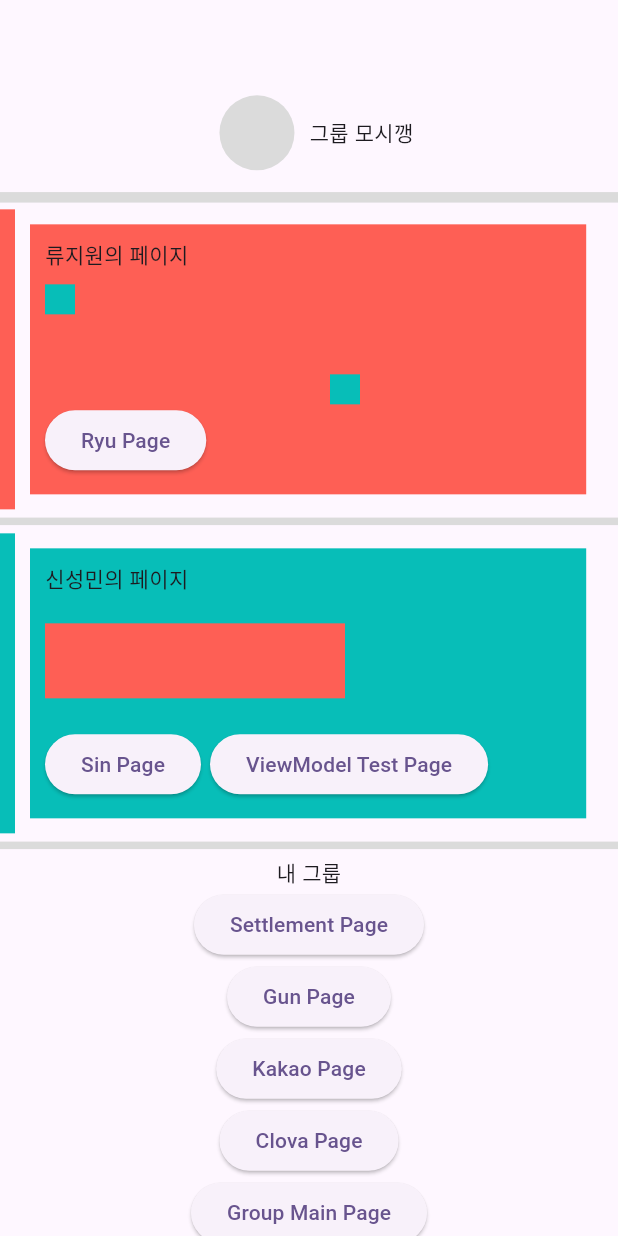
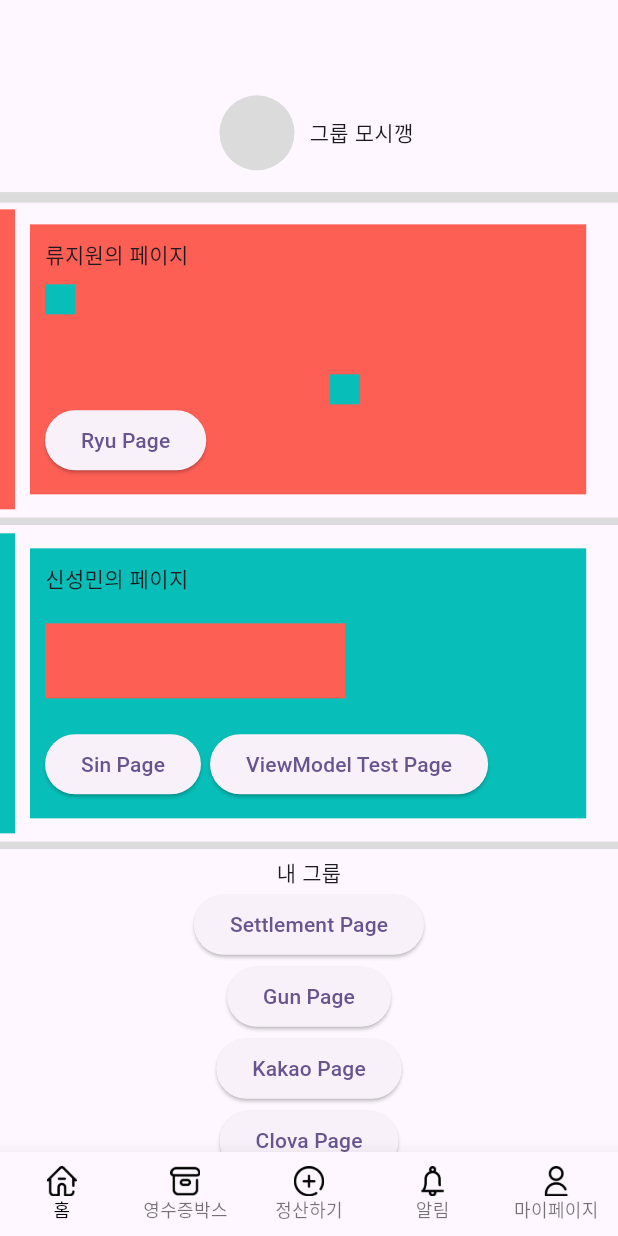
Before and after one commit to UmWooNeAh/GroupSettlement2, a Flutter app: the screen it shows after launch, on a phone screen of 412 x 824 dp. Run offline on Flutter 3.47's test engine with Material 2 defaults, Android fonts, the phone set to English and light mode, and no system bars; drawn by our look-alikes of flutter_slidable; our stand-ins replace cloud_firestore, firebase_core, firebase_messaging, flutter_local_notifications, flutter_riverpod, flutter_svg and 3 more; missing offline and left inert: kakao_flutter_sdk, kakao_flutter_sdk_user, wolt_modal_sheet; accounts and stored records are empty; project files that could hold a hidden picture were left out.

Commit message:
Feat: CreateNewSettlementPage
새 정산 만들기 페이지 생성 및 BottomNavigationBar 프로토타입 완성

```diff
--- a/lib/main.dart
+++ b/lib/main.dart
@@ -2,6 +2,8 @@ import 'dart:collection';
 import 'dart:io';
 import 'package:flutter/material.dart';
 import 'package:firebase_core/firebase_core.dart';
+import 'package:groupsettlement2/view/create_new_settlement.dart';
+import 'package:groupsettlement2/view/edit_receipt.dart';
 import 'package:groupsettlement2/view/groupMainPage.dart';
 import 'package:groupsettlement2/view/settlementDetailPage.dart';
 import 'package:groupsettlement2/class/class_settlement.dart';
@@ -102,6 +104,19 @@ final GoRouter _router = GoRouter(
             builder: (context, state) {
               return const settlementDetailPage();
             }),
+        GoRoute(
+            path: 'CreateNewSettlementPage',
+            builder: (context, state) {
+              return const CreateNewSettlement();
+            },
+            routes: [
+              GoRoute(
+                path: 'EditReceiptPage',
+                builder: (context, state) {
+                  return const EditReceiptPage();
+                },
+              ),
+            ]),
         GoRoute(
           path: "SettlementPage",
           builder: (context, state) {
--- a/lib/view/MainPage.dart
+++ b/lib/view/MainPage.dart
@@ -2,6 +2,7 @@ import 'package:flutter/cupertino.dart';
 import 'package:flutter/material.dart';
 import 'package:flutter_slidable/flutter_slidable.dart';
 import 'package:go_router/go_router.dart';
+import 'package:groupsettlement2/view/shared_basic_widget.dart';
 
 import '../design_element.dart';
 
@@ -18,7 +19,8 @@ class _MainPageState extends State<MainPage> {
     final Size size = MediaQuery.of(context).size;
 
     return Scaffold(
-      body: Column(
+      body: SingleChildScrollView(
+        child: Column(
           children: [
             Container(
               height: size.height * 0.065,
@@ -148,16 +150,18 @@ class _MainPageState extends State<MainPage> {
                       ),
                     ),
                     Positioned(
-                    top: 120, left: 120,
+                      top: 120,
+                      left: 120,
                       child: ElevatedButton(
-                      child: Text("ViewModel Test Page"),
-                      onPressed: (){
+                        child: const Text("ViewModel Test Page"),
+                        onPressed: () {
                           context.push("/VMTestPage");
                         },
                       ),
                     ),
                     Positioned(
-                    top: 50, left: 10,
+                      top: 50,
+                      left: 10,
                       child: Slidable(
                         key: const ValueKey(0),
                         startActionPane: ActionPane(
@@ -205,20 +209,20 @@ class _MainPageState extends State<MainPage> {
                   },
                 ),
                 ElevatedButton(
-                child: Text("Kakao Page"),
-                onPressed: (){
+                  child: const Text("Kakao Page"),
+                  onPressed: () {
                     context.push("/kakaoLoginPage");
                   },
                 ),
                 ElevatedButton(
-                child: Text("Clova Page"),
-                onPressed: (){
+                  child: const Text("Clova Page"),
+                  onPressed: () {
                     context.push("/clovaPage");
                   },
                 ),
                 ElevatedButton(
-                child: Text("Group Main Page"),
-                onPressed: (){
+                  child: const Text("Group Main Page"),
+                  onPressed: () {
                     context.push("/groupMainPage");
                   },
                 ),
@@ -226,6 +230,8 @@ class _MainPageState extends State<MainPage> {
             ),
           ],
         ),
+      ),
+      bottomNavigationBar: const CustomBottomNavigationBar(),
     );
   }
 }
--- a/lib/view/settlement_page.dart
+++ b/lib/view/settlement_page.dart
@@ -620,7 +620,7 @@ class _SettlementPageState extends ConsumerState<SettlementPage> {
             left: 100,
             top: 100,
             child: Visibility(
-              visible: true,
+              visible: false,
               child: Container(
                 padding: const EdgeInsets.all(20),
                 width: size.width - 110,
--- /dev/null
+++ b/lib/view/shared_basic_widget.dart
@@ -0,0 +1,100 @@
+import 'package:flutter/material.dart';
+import 'package:flutter_riverpod/flutter_riverpod.dart';
+import 'package:flutter_svg/svg.dart';
+import 'package:go_router/go_router.dart';
+
+class BottomNavigationBarIndex extends StateNotifier<int> {
+  BottomNavigationBarIndex() : super(0);
+
+  void changeIndex(value) {
+    state = value;
+  }
+}
+
+final bottomIndexProvider =
+    StateNotifierProvider((ref) => BottomNavigationBarIndex());
+
+class CustomBottomNavigationBar extends ConsumerStatefulWidget {
+  const CustomBottomNavigationBar({super.key});
+
+  @override
+  ConsumerState<CustomBottomNavigationBar> createState() =>
+      _CustomBottomNavigationBarState();
+}
+
+class _CustomBottomNavigationBarState
+    extends ConsumerState<CustomBottomNavigationBar> {
+  @override
+  Widget build(BuildContext context) {
+    return BottomNavigationBar(
+      type: BottomNavigationBarType.fixed,
+      elevation: 10,
+      fixedColor: Colors.black,
+      showSelectedLabels: true,
+      showUnselectedLabels: true,
+      selectedFontSize: 12,
+      unselectedFontSize: 12,
+      selectedLabelStyle: const TextStyle(
+        color: Colors.black,
+      ),
+      unselectedLabelStyle: const TextStyle(
+        color: Colors.black,
+      ),
+      currentIndex: ref.watch(bottomIndexProvider) as int,
+      onTap: (value) {
+        if (ref.watch(bottomIndexProvider) != value) {
+          switch (value) {
+            case 0:
+              context.go('/');
+              ref.watch(bottomIndexProvider.notifier).changeIndex(value);
+            case 1:
+              1;
+              ref.watch(bottomIndexProvider.notifier).changeIndex(value);
+            // context.go('/ReceiptBox');
+            case 2:
+              context.go('/CreateNewSettlementPage');
+              ref.watch(bottomIndexProvider.notifier).changeIndex(value);
+            case 3:
+              1;
+              // context.go('/Notification');
+              ref.watch(bottomIndexProvider.notifier).changeIndex(value);
+            case 4:
+              1;
+              // context.go('/Mypage');
+              ref.watch(bottomIndexProvider.notifier).changeIndex(value);
+          }
+        }
+      },
+      items: [
+        BottomNavigationBarItem(
+          label: "홈",
+          icon: Image.asset('images/bottom_navigation_bar_home.png',
+              width: 20, height: 20),
+          // icon: SvgPicture.asset(
+          //   'images/bottom_navigation_bar_home.svg',
+          // ),
+        ),
+        BottomNavigationBarItem(
+          label: "영수증박스",
+          icon: Image.asset('images/bottom_navigation_bar_receipt_box.png',
+              width: 20, height: 20),
+        ),
+        BottomNavigationBarItem(
+          label: "정산하기",
+          icon: Image.asset('images/bottom_navigation_bar_settlement_plus.png',
+              width: 20, height: 20),
+        ),
+        BottomNavigationBarItem(
+          label: "알림",
+          icon: Image.asset('images/bottom_navigation_bar_notification.png',
+              width: 20, height: 20),
+        ),
+        BottomNavigationBarItem(
+          label: "마이페이지",
+          icon: Image.asset('images/bottom_navigation_bar_mypage.png',
+              width: 20, height: 20),
+        ),
+      ],
+    );
+  }
+}
--- a/pubspec.yaml
+++ b/pubspec.yaml
@@ -53,6 +53,7 @@ dependencies:
   bottom_sheet: ^4.0.0
   draggable_bottom_sheet: ^1.0.2
   image_picker: ^1.0.4
+  flutter_svg: ^2.0.7
 
 dev_dependencies:
   flutter_test:
```
Also changed, not shown: lib/view/create_new_settlement.dart (added, +306 -0 lines), lib/view/edit_receipt.dart (added, +21 -0 lines), images/bottom_navigation_bar_home.png (added), images/bottom_navigation_bar_home.svg (added), images/bottom_navigation_bar_mypage.png (added), images/bottom_navigation_bar_mypage.svg (added), images/bottom_navigation_bar_notification.png (added), images/bottom_navigation_bar_notification.svg (added), images/bottom_navigation_bar_receipt_box.png (added), images/bottom_navigation_bar_receipt_box.svg (added), images/bottom_navigation_bar_settlement_plus.png (added), images/bottom_navigation_bar_settlement_plus.svg (added), images/receipt_box.png (added), pubspec.lock. Lines whose indentation alone changed are shown as unchanged.
